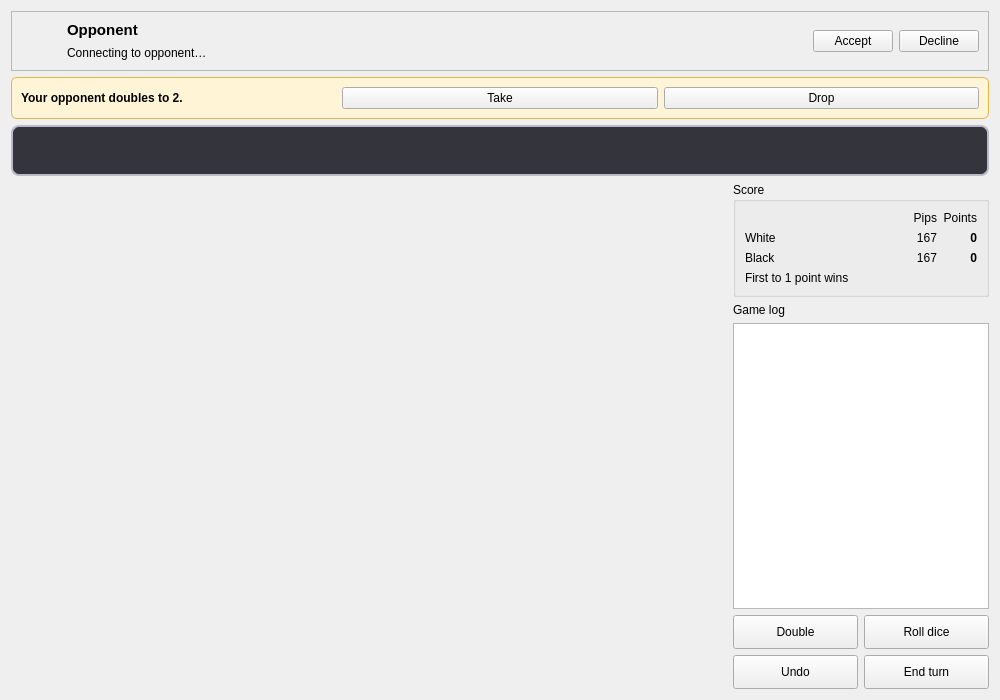
First picture: the form in gui/BackgammonGameWindow.ui, repository defnax/backgammon, before the edit.
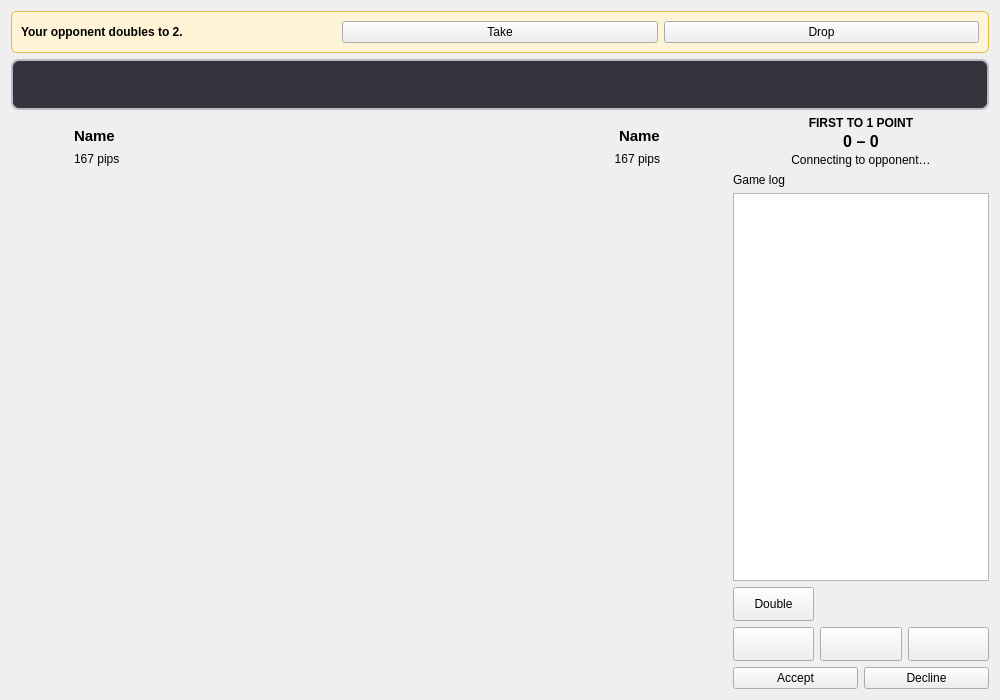
Second picture: the form after the edit. Icons and pictures are not drawn. Custom widgets are drawn as their Qt base class.

Commit message: Improved game layout

```diff
--- a/gui/BackgammonGameWindow.ui
+++ b/gui/BackgammonGameWindow.ui
@@ -13,92 +13,7 @@
   <property name="windowTitle">
    <string>Backgammon</string>
   </property>
-  <layout class="QVBoxLayout" name="mainLayout" stretch="0,0,0,1">
-   <item>
-    <widget class="QFrame" name="headerFrame">
-     <property name="frameShape">
-      <enum>QFrame::StyledPanel</enum>
-     </property>
-     <layout class="QHBoxLayout" name="headerLayout">
-      <item>
-       <widget class="QLabel" name="avatarLabel">
-        <property name="minimumSize">
-         <size>
-          <width>40</width>
-          <height>40</height>
-         </size>
-        </property>
-        <property name="maximumSize">
-         <size>
-          <width>40</width>
-          <height>40</height>
-         </size>
-        </property>
-        <property name="scaledContents">
-         <bool>true</bool>
-        </property>
-       </widget>
-      </item>
-      <item>
-       <layout class="QVBoxLayout" name="namesLayout">
-        <item>
-         <widget class="QLabel" name="opponentLabel">
-          <property name="font">
-           <font>
-            <pointsize>11</pointsize>
-            <bold>true</bold>
-           </font>
-          </property>
-          <property name="textFormat">
-           <enum>Qt::PlainText</enum>
-          </property>
-          <property name="text">
-           <string notr="true">Opponent</string>
-          </property>
-         </widget>
-        </item>
-        <item>
-         <widget class="QLabel" name="statusLabel">
-          <property name="textFormat">
-           <enum>Qt::PlainText</enum>
-          </property>
-          <property name="text">
-           <string>Connecting to opponent…</string>
-          </property>
-         </widget>
-        </item>
-       </layout>
-      </item>
-      <item>
-       <spacer name="headerSpacer">
-        <property name="orientation">
-         <enum>Qt::Horizontal</enum>
-        </property>
-        <property name="sizeHint" stdset="0">
-         <size>
-          <width>40</width>
-          <height>20</height>
-         </size>
-        </property>
-       </spacer>
-      </item>
-      <item>
-       <widget class="QPushButton" name="acceptButton">
-        <property name="text">
-         <string>Accept</string>
-        </property>
-       </widget>
-      </item>
-      <item>
-       <widget class="QPushButton" name="declineButton">
-        <property name="text">
-         <string>Decline</string>
-        </property>
-       </widget>
-      </item>
-     </layout>
-    </widget>
-   </item>
+  <layout class="QVBoxLayout" name="mainLayout" stretch="0,0,1">
    <item>
     <widget class="QFrame" name="cubeOfferFrame">
      <property name="styleSheet">
@@ -165,7 +80,221 @@
       <number>10</number>
      </property>
      <item>
-      <widget class="BoardWidget" name="board" native="true"/>
+      <layout class="QVBoxLayout" name="boardColumn" stretch="0,1">
+       <property name="spacing">
+        <number>6</number>
+       </property>
+       <item>
+        <widget class="QFrame" name="headerFrame">
+         <layout class="QHBoxLayout" name="headerLayout" stretch="0,1,0">
+          <property name="leftMargin">
+           <number>0</number>
+          </property>
+          <property name="topMargin">
+           <number>0</number>
+          </property>
+          <property name="rightMargin">
+           <number>0</number>
+          </property>
+          <property name="bottomMargin">
+           <number>0</number>
+          </property>
+          <item>
+           <widget class="QFrame" name="oppFrame">
+            <layout class="QHBoxLayout" name="oppLayout" stretch="0,1">
+             <property name="spacing">
+              <number>10</number>
+             </property>
+             <item>
+              <widget class="AvatarWidget" name="oppAvatar">
+               <property name="minimumSize">
+                <size>
+                 <width>44</width>
+                 <height>44</height>
+                </size>
+               </property>
+               <property name="maximumSize">
+                <size>
+                 <width>44</width>
+                 <height>44</height>
+                </size>
+               </property>
+               <property name="scaledContents">
+                <bool>true</bool>
+               </property>
+              </widget>
+             </item>
+             <item>
+              <layout class="QVBoxLayout" name="oppTextLayout">
+               <property name="spacing">
+                <number>2</number>
+               </property>
+               <item>
+                <layout class="QHBoxLayout" name="oppNameLayout">
+                 <property name="spacing">
+                  <number>6</number>
+                 </property>
+                 <item>
+                  <widget class="QLabel" name="oppName">
+                   <property name="font">
+                    <font>
+                     <pointsize>11</pointsize>
+                     <bold>true</bold>
+                    </font>
+                   </property>
+                   <property name="text">
+                    <string notr="true">Name</string>
+                   </property>
+                   <property name="textFormat">
+                    <enum>Qt::TextFormat::PlainText</enum>
+                   </property>
+                  </widget>
+                 </item>
+                 <item>
+                  <widget class="QLabel" name="oppColour">
+                   <property name="toolTip">
+                    <string>Checker colour</string>
+                   </property>
+                  </widget>
+                 </item>
+                 <item>
+                  <spacer name="oppNameSpacer">
+                   <property name="orientation">
+                    <enum>Qt::Orientation::Horizontal</enum>
+                   </property>
+                   <property name="sizeHint" stdset="0">
+                    <size>
+                     <width>0</width>
+                     <height>0</height>
+                    </size>
+                   </property>
+                  </spacer>
+                 </item>
+                </layout>
+               </item>
+               <item>
+                <widget class="QLabel" name="oppDetails">
+                 <property name="text">
+                  <string notr="true">167 pips</string>
+                 </property>
+                 <property name="alignment">
+                  <set>Qt::AlignmentFlag::AlignLeading|Qt::AlignmentFlag::AlignLeft|Qt::AlignmentFlag::AlignVCenter</set>
+                 </property>
+                </widget>
+               </item>
+              </layout>
+             </item>
+            </layout>
+           </widget>
+          </item>
+          <item>
+           <spacer name="headerSpacer">
+            <property name="orientation">
+             <enum>Qt::Orientation::Horizontal</enum>
+            </property>
+            <property name="sizeHint" stdset="0">
+             <size>
+              <width>0</width>
+              <height>0</height>
+             </size>
+            </property>
+           </spacer>
+          </item>
+          <item>
+           <widget class="QFrame" name="myFrame">
+            <layout class="QHBoxLayout" name="myLayout" stretch="1,0">
+             <property name="spacing">
+              <number>10</number>
+             </property>
+             <item>
+              <layout class="QVBoxLayout" name="myTextLayout">
+               <property name="spacing">
+                <number>2</number>
+               </property>
+               <item>
+                <layout class="QHBoxLayout" name="myNameLayout">
+                 <property name="spacing">
+                  <number>6</number>
+                 </property>
+                 <item>
+                  <spacer name="myNameSpacer">
+                   <property name="orientation">
+                    <enum>Qt::Orientation::Horizontal</enum>
+                   </property>
+                   <property name="sizeHint" stdset="0">
+                    <size>
+                     <width>0</width>
+                     <height>0</height>
+                    </size>
+                   </property>
+                  </spacer>
+                 </item>
+                 <item>
+                  <widget class="QLabel" name="myColour">
+                   <property name="toolTip">
+                    <string>Checker colour</string>
+                   </property>
+                  </widget>
+                 </item>
+                 <item>
+                  <widget class="QLabel" name="myName">
+                   <property name="font">
+                    <font>
+                     <pointsize>11</pointsize>
+                     <bold>true</bold>
+                    </font>
+                   </property>
+                   <property name="text">
+                    <string notr="true">Name</string>
+                   </property>
+                   <property name="textFormat">
+                    <enum>Qt::TextFormat::PlainText</enum>
+                   </property>
+                  </widget>
+                 </item>
+                </layout>
+               </item>
+               <item>
+                <widget class="QLabel" name="myDetails">
+                 <property name="text">
+                  <string notr="true">167 pips</string>
+                 </property>
+                 <property name="alignment">
+                  <set>Qt::AlignmentFlag::AlignRight|Qt::AlignmentFlag::AlignTrailing|Qt::AlignmentFlag::AlignVCenter</set>
+                 </property>
+                </widget>
+               </item>
+              </layout>
+             </item>
+             <item>
+              <widget class="AvatarWidget" name="myAvatar">
+               <property name="minimumSize">
+                <size>
+                 <width>44</width>
+                 <height>44</height>
+                </size>
+               </property>
+               <property name="maximumSize">
+                <size>
+                 <width>44</width>
+                 <height>44</height>
+                </size>
+               </property>
+               <property name="scaledContents">
+                <bool>true</bool>
+               </property>
+              </widget>
+             </item>
+            </layout>
+           </widget>
+          </item>
+         </layout>
+        </widget>
+       </item>
+       <item>
+        <widget class="BoardWidget" name="board" native="true"/>
+       </item>
+      </layout>
      </item>
      <item>
       <widget class="QWidget" name="sidePanel" native="true">
@@ -181,7 +310,7 @@
          <height>16777215</height>
         </size>
        </property>
-       <layout class="QVBoxLayout" name="sidePanelLayout" stretch="0,0,1,0">
+       <layout class="QVBoxLayout" name="sidePanelLayout" stretch="0,0,1,0,0">
         <property name="leftMargin">
          <number>0</number>
         </property>
@@ -195,104 +324,64 @@
          <number>0</number>
         </property>
         <item>
-         <widget class="QGroupBox" name="scoreGroup">
-          <property name="title">
-           <string>Score</string>
+         <layout class="QVBoxLayout" name="matchLayout">
+          <property name="spacing">
+           <number>2</number>
           </property>
-          <layout class="QGridLayout" name="scoreLayout" columnstretch="1,0,0">
-           <item row="0" column="1">
-          <widget class="QLabel" name="pipsHeader">
-           <property name="text">
-            <string>Pips</string>
-           </property>
-           <property name="alignment">
-            <set>Qt::AlignRight|Qt::AlignVCenter</set>
-           </property>
-          </widget>
-           </item>
-           <item row="0" column="2">
-          <widget class="QLabel" name="pointsHeader">
-           <property name="text">
-            <string>Points</string>
-           </property>
-           <property name="alignment">
-            <set>Qt::AlignRight|Qt::AlignVCenter</set>
-           </property>
-          </widget>
-           </item>
-           <item row="1" column="0">
-          <widget class="QLabel" name="lbWhite">
-           <property name="text">
-            <string>White</string>
-           </property>
-          </widget>
-           </item>
-           <item row="1" column="1">
-          <widget class="QLabel" name="lbPipsWhite">
-           <property name="text">
-            <string>167</string>
-           </property>
-           <property name="alignment">
-            <set>Qt::AlignRight|Qt::AlignVCenter</set>
-           </property>
-          </widget>
-           </item>
-           <item row="1" column="2">
-          <widget class="QLabel" name="lbScoreWhite">
-           <property name="font">
-            <font>
-             <bold>true</bold>
-            </font>
-           </property>
-           <property name="text">
-            <string>0</string>
-           </property>
-           <property name="alignment">
-            <set>Qt::AlignRight|Qt::AlignVCenter</set>
-           </property>
-          </widget>
-           </item>
-           <item row="2" column="0">
-          <widget class="QLabel" name="lbBlack">
-           <property name="text">
-            <string>Black</string>
-           </property>
-          </widget>
-           </item>
-           <item row="2" column="1">
-          <widget class="QLabel" name="lbPipsBlack">
-           <property name="text">
-            <string>167</string>
-           </property>
-           <property name="alignment">
-            <set>Qt::AlignRight|Qt::AlignVCenter</set>
-           </property>
-          </widget>
-           </item>
-           <item row="2" column="2">
-          <widget class="QLabel" name="lbScoreBlack">
-           <property name="font">
-            <font>
-             <bold>true</bold>
-            </font>
-           </property>
-           <property name="text">
-            <string>0</string>
-           </property>
-           <property name="alignment">
-            <set>Qt::AlignRight|Qt::AlignVCenter</set>
-           </property>
-          </widget>
-           </item>
-           <item row="3" column="0" colspan="3">
-          <widget class="QLabel" name="lbMatch">
-           <property name="text">
-            <string>First to 1 point wins</string>
-           </property>
-          </widget>
-           </item>
-          </layout>
-         </widget>
+          <item>
+           <widget class="QLabel" name="matchLabel">
+            <property name="font">
+             <font>
+              <bold>true</bold>
+             </font>
+            </property>
+            <property name="text">
+             <string notr="true">FIRST TO 1 POINT</string>
+            </property>
+            <property name="alignment">
+             <set>Qt::AlignmentFlag::AlignCenter</set>
+            </property>
+           </widget>
+          </item>
+          <item>
+           <widget class="QLabel" name="scoreLabel">
+            <property name="font">
+             <font>
+              <pointsize>12</pointsize>
+              <bold>true</bold>
+             </font>
+            </property>
+            <property name="toolTip">
+             <string>Points in this match</string>
+            </property>
+            <property name="text">
+             <string notr="true">0 – 0</string>
+            </property>
+            <property name="textFormat">
+             <enum>Qt::TextFormat::PlainText</enum>
+            </property>
+            <property name="alignment">
+             <set>Qt::AlignmentFlag::AlignCenter</set>
+            </property>
+           </widget>
+          </item>
+          <item>
+           <widget class="QLabel" name="statusLabel">
+            <property name="text">
+             <string>Connecting to opponent…</string>
+            </property>
+            <property name="textFormat">
+             <enum>Qt::TextFormat::PlainText</enum>
+            </property>
+            <property name="alignment">
+             <set>Qt::AlignmentFlag::AlignCenter</set>
+            </property>
+            <property name="wordWrap">
+             <bool>true</bool>
+            </property>
+           </widget>
+          </item>
+         </layout>
         </item>
         <item>
          <widget class="QLabel" name="logLabel">
@@ -332,53 +421,71 @@
          </property>
         </widget>
           </item>
-          <item row="0" column="1">
-        <widget class="QPushButton" name="rollButton">
-         <property name="minimumSize">
-          <size>
-           <width>0</width>
-           <height>34</height>
-          </size>
-         </property>
-         <property name="text">
-          <string>Roll dice</string>
-         </property>
-         <property name="toolTip">
-          <string>Roll the dice for your turn</string>
-         </property>
-        </widget>
+          <item row="1" column="2">
+           <widget class="QPushButton" name="endTurnButton">
+            <property name="minimumSize">
+             <size>
+              <width>0</width>
+              <height>34</height>
+             </size>
+            </property>
+            <property name="toolTip">
+             <string>End turn: play the moves you made</string>
+            </property>
+            <property name="text">
+             <string></string>
+            </property>
+           <property name="icon"><iconset resource="Backgammon_images.qrc"><normaloff>:/images/confirm.png</normaloff>:/images/confirm.png</iconset></property><property name="iconSize"><size><width>28</width><height>28</height></size></property><property name="accessibleName"><string>End turn</string></property></widget>
           </item>
           <item row="1" column="0">
-        <widget class="QPushButton" name="undoButton">
-         <property name="minimumSize">
-          <size>
-           <width>0</width>
-           <height>34</height>
-          </size>
-         </property>
-         <property name="text">
-          <string>Undo</string>
-         </property>
-         <property name="toolTip">
-          <string>Take back the last checker you moved</string>
-         </property>
-        </widget>
+           <widget class="QPushButton" name="undoButton">
+            <property name="minimumSize">
+             <size>
+              <width>0</width>
+              <height>34</height>
+             </size>
+            </property>
+            <property name="toolTip">
+             <string>Undo: take back the last checker you moved</string>
+            </property>
+            <property name="text">
+             <string></string>
+            </property>
+           <property name="icon"><iconset resource="Backgammon_images.qrc"><normaloff>:/images/undo.png</normaloff>:/images/undo.png</iconset></property><property name="iconSize"><size><width>28</width><height>28</height></size></property><property name="accessibleName"><string>Undo</string></property></widget>
           </item>
           <item row="1" column="1">
-        <widget class="QPushButton" name="endTurnButton">
-         <property name="minimumSize">
-          <size>
-           <width>0</width>
-           <height>34</height>
-          </size>
-         </property>
-         <property name="text">
-          <string>End turn</string>
-         </property>
-         <property name="toolTip">
-          <string>Play the moves you made and pass the dice</string>
-         </property>
-        </widget>
+           <widget class="QPushButton" name="rollButton">
+            <property name="minimumSize">
+             <size>
+              <width>0</width>
+              <height>34</height>
+             </size>
+            </property>
+            <property name="toolTip">
+             <string>Roll the dice</string>
+            </property>
+            <property name="text">
+             <string></string>
+            </property>
+           <property name="icon"><iconset resource="Backgammon_images.qrc"><normaloff>:/images/roll.png</normaloff>:/images/roll.png</iconset></property><property name="iconSize"><size><width>28</width><height>28</height></size></property><property name="accessibleName"><string>Roll the dice</string></property></widget>
+          </item>
+         </layout>
+        </item>
+        <item>
+         <layout class="QHBoxLayout" name="gameButtonsLayout">
+          <item>
+           <widget class="QPushButton" name="acceptButton">
+            <property name="text">
+             <string>Accept</string>
+            </property>
+           </widget>
+          </item>
+          <item>
+           <widget class="QPushButton" name="declineButton">
+            <property name="text">
+             <string>Decline</string>
+            </property>
+           </widget>
           </item>
          </layout>
         </item>
@@ -390,6 +497,12 @@
   </layout>
  </widget>
  <customwidgets>
+  <customwidget>
+   <class>AvatarWidget</class>
+   <extends>QLabel</extends>
+   <header>gui/common/AvatarWidget.h</header>
+   <container>1</container>
+  </customwidget>
   <customwidget>
    <class>BoardWidget</class>
    <extends>QWidget</extends>
```
Left out of the diff: 53 changed lines with no effect on the pictures. The commit also changes 13 other files.
